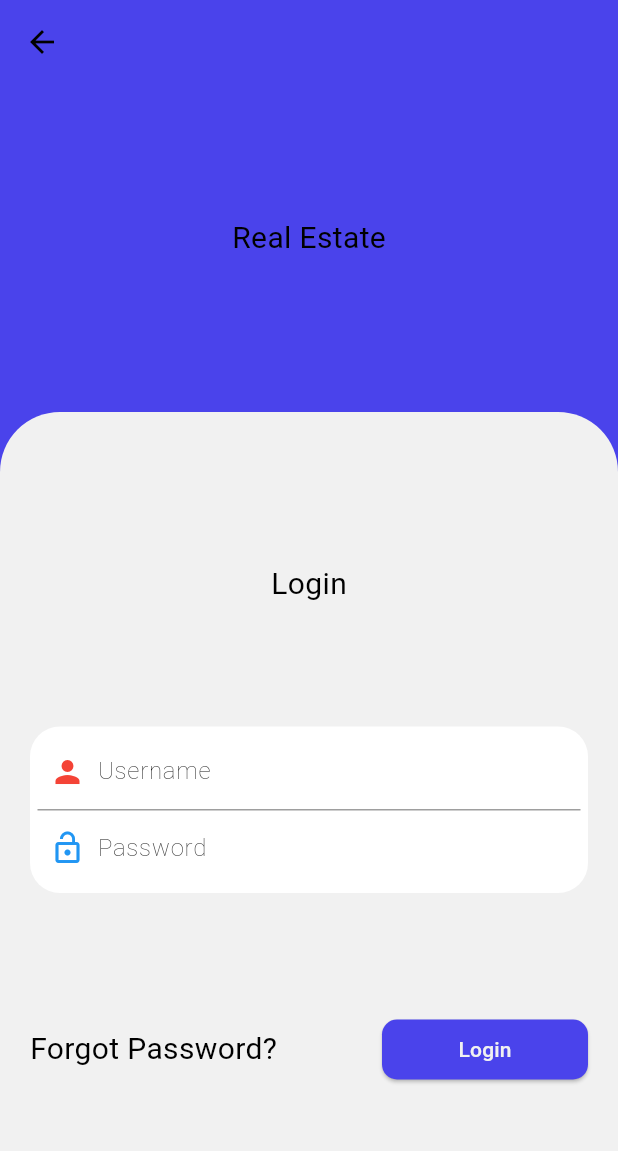
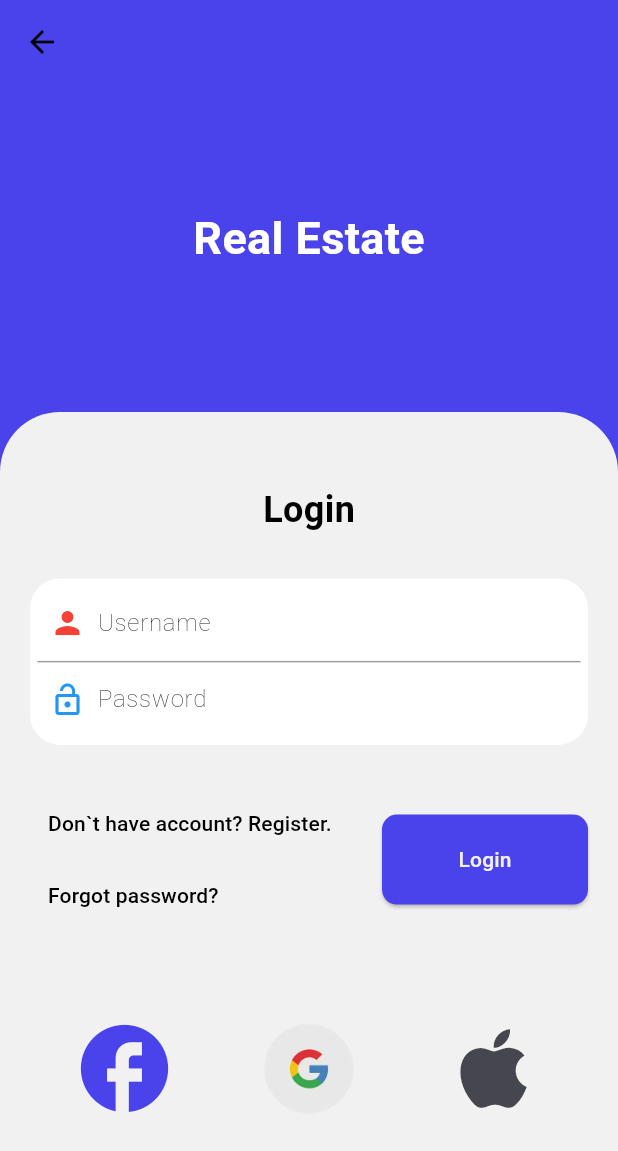
Before and after one commit to osamakhaliluni/realEstate, a Flutter app: the LoginScreen screen opened by its route, on a phone screen of 412 x 824 dp. Shown: the top 1151 px of the screen. Run offline on Flutter 3.47's test engine with Material 3 defaults, Android fonts, the phone set to English and light mode, and no system bars; our stand-ins replace animated_text_kit, bloc, dio, easy_localization, flutter_bloc, flutter_dotenv and 2 more; missing offline and left inert: tbib_splash_screen; accounts and stored records are empty; network calls fail.

Commit message:
editing login screen

```diff
--- a/lib/screens/login_screen.dart
+++ b/lib/screens/login_screen.dart
@@ -18,6 +18,7 @@ class LoginScreen extends StatelessWidget {
         ),
         body: Stack(
           children: [
+            // Logo section
             Positioned(
               top: 0,
               right: 0,
@@ -25,10 +26,18 @@ class LoginScreen extends StatelessWidget {
               child: SizedBox(
                 height: SizeConfig.screenHeight / 4,
                 child: const Center(
-                  child: Text("Real Estate"),
+                  child: Text(
+                    "Real Estate",
+                    style: TextStyle(
+                      fontSize: 30,
+                      fontWeight: FontWeight.bold,
+                      color: Colors.white,
+                    ),
+                  ),
                 ),
               ),
             ),
+
             Positioned(
               bottom: 0,
               right: 0,
@@ -48,7 +57,14 @@ class LoginScreen extends StatelessWidget {
                 child: Column(
                   mainAxisAlignment: MainAxisAlignment.spaceEvenly,
                   children: [
-                    const Text("Login"),
+                    const Text(
+                      "Login",
+                      style: TextStyle(
+                        fontSize: 24,
+                        fontWeight: FontWeight.bold,
+                      ),
+                    ),
+                    // Input section
                     Container(
                       padding: const EdgeInsets.all(5),
                       decoration: const BoxDecoration(
@@ -125,21 +141,69 @@ class LoginScreen extends StatelessWidget {
                         ],
                       ),
                     ),
+                    // Buttons section
                     Row(
                       mainAxisAlignment: MainAxisAlignment.spaceBetween,
                       children: [
-                        GestureDetector(
-                          onTap: () {},
-                          child: const Text("Forgot Password?"),
+                        Column(
+                          crossAxisAlignment: CrossAxisAlignment.start,
+                          children: [
+                            TextButton(
+                              onPressed: () {},
+                              child: Text(
+                                "Don`t have account? Register.",
+                                style: TextStyle(color: Colors.black),
+                              ),
+                            ),
+                            TextButton(
+                              onPressed: () {},
+                              child: Text(
+                                "Forgot password?",
+                                style: TextStyle(color: Colors.black),
+                              ),
+                            ),
+                          ],
                         ),
                         SizedBox(
                           width: SizeConfig.screenWidth / 3,
+                          height: 60,
                           child: ElevatedButton(
                             onPressed: () {},
                             child: const Text("Login"),
                           ),
                         )
                       ],
+                    ),
+                    // IconButtons section
+                    Padding(
+                      padding: const EdgeInsets.all(20),
+                      child: Row(
+                        mainAxisAlignment: MainAxisAlignment.spaceBetween,
+                        children: [
+                          IconButton(
+                            icon: Icon(
+                              Icons.facebook,
+                              size: 70,
+                              color: primaryColor,
+                            ),
+                            onPressed: () {},
+                          ),
+                          GestureDetector(
+                            onTap: () {},
+                            child: Image.asset(
+                              "assets/images/google.webp",
+                              width: 70,
+                            ),
+                          ),
+                          IconButton(
+                            onPressed: () {},
+                            icon: Icon(
+                              Icons.apple,
+                              size: 70,
+                            ),
+                          )
+                        ],
+                      ),
                     )
                   ],
                 ),
```
Also changed, not shown: assets/images/google.webp (added).
